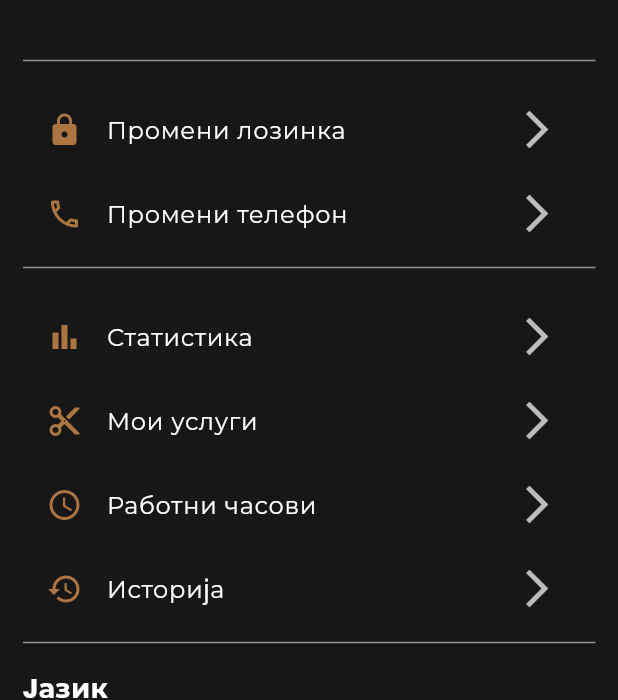
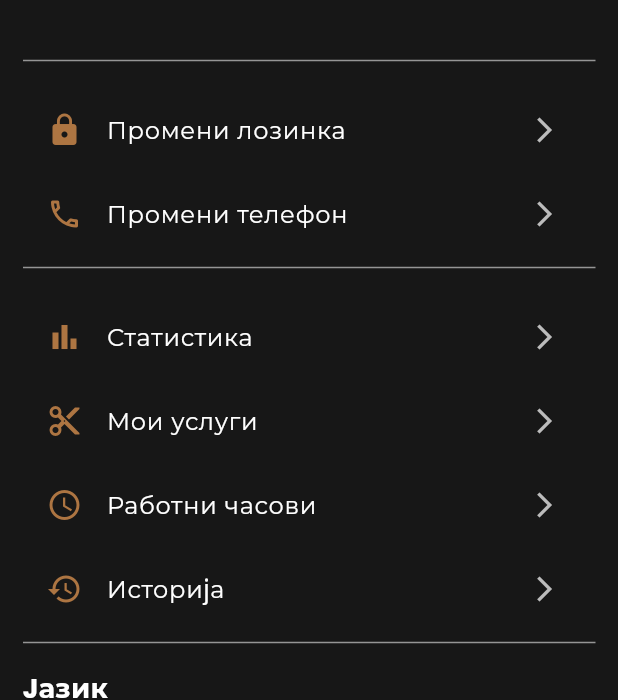
Before and after one commit to zimbakovtech/Barbershop.mk, a Flutter app: the Profile screen opened directly with empty values, on a phone screen of 412 x 824 dp. Shown: the part 310-1010 px from the top of the screen. Run offline on Flutter 3.47's test engine with Material 3 defaults, Android fonts, the phone set to English and light mode, and no system bars; our stand-ins replace firebase_core, firebase_messaging, fl_chart, flutter_riverpod, google_fonts, shared_preferences and 1 more; accounts and stored records are empty; network calls fail.

Commit message:
fixed icons

```diff
--- a/barber_side/lib/widgets/profile_widgets.dart
+++ b/barber_side/lib/widgets/profile_widgets.dart
@@ -35,7 +35,7 @@ class _BuildProfileItemState extends State<BuildProfileItem> {
           style: const TextStyle(color: Colors.white, fontSize: 16),
         ),
         trailing: const Icon(Icons.arrow_forward_ios,
-            size: 30.0, color: textSecondary),
+            size: 20.0, color: textSecondary),
         onTap: () {
           // Handle navigation based on title
           if (widget.title == 'Промени лозинка') {
```
